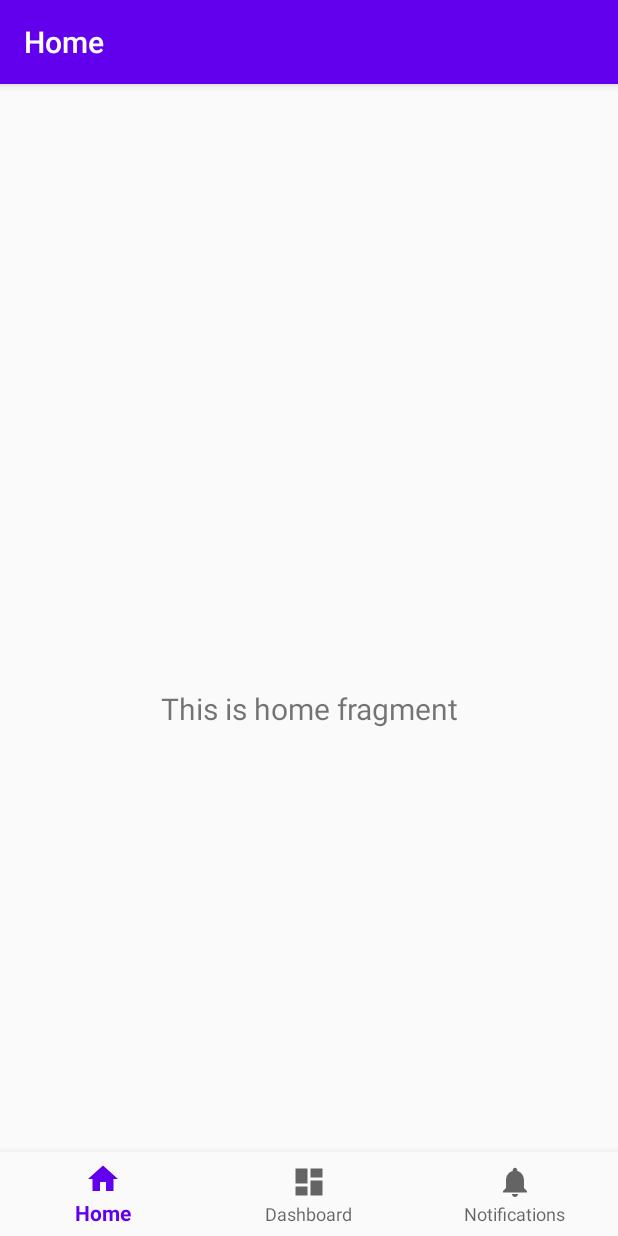
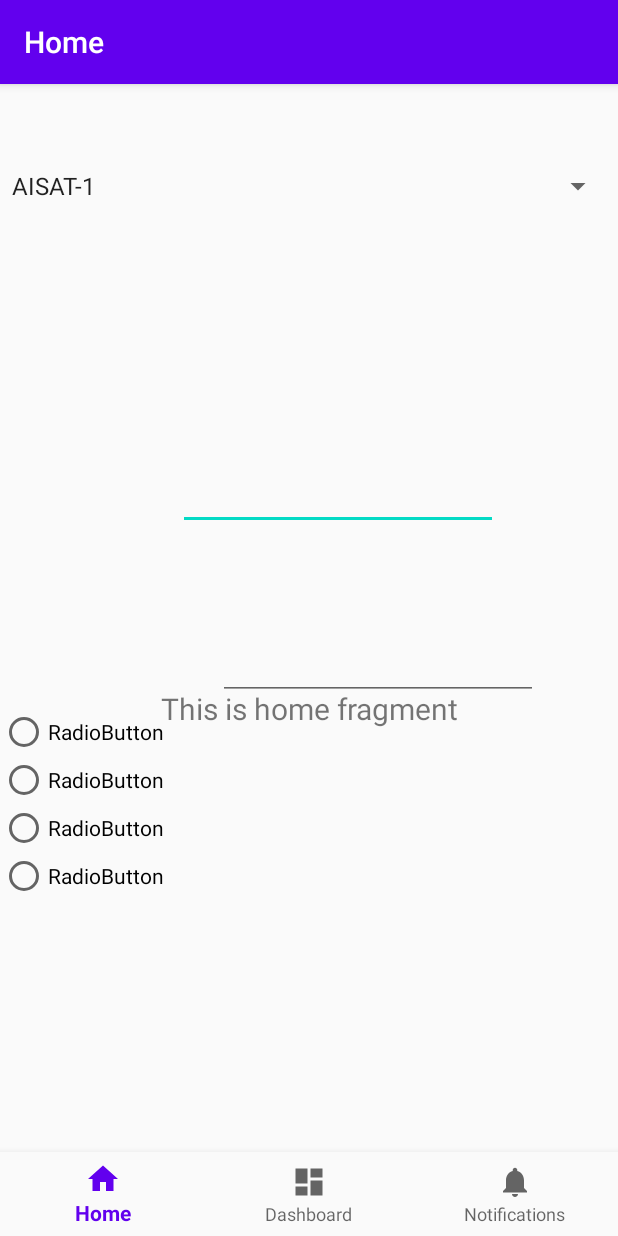
Before and after one commit to penguin359/amsat-status, an Android app: the screen it shows after launch (MainActivity), on a phone screen of 412 x 824 dp. Run offline under Robolectric (Android 15) with nearby library versions, the phone set to English and light mode, and no system bars; our stand-ins replace navigation-ui.

Commit message:
Added initial widgets for home screen status submission

```diff
--- a/app/src/main/java/org/northwinds/amsatstatus/MainActivity.java
+++ b/app/src/main/java/org/northwinds/amsatstatus/MainActivity.java
@@ -1,14 +1,14 @@
 package org.northwinds.amsatstatus;
 
 import android.os.Bundle;
-
-import com.google.android.material.bottomnavigation.BottomNavigationView;
 
 import androidx.appcompat.app.AppCompatActivity;
 import androidx.navigation.NavController;
 import androidx.navigation.Navigation;
 import androidx.navigation.ui.AppBarConfiguration;
 import androidx.navigation.ui.NavigationUI;
+
+import com.google.android.material.bottomnavigation.BottomNavigationView;
 
 public class MainActivity extends AppCompatActivity {
 
--- a/app/src/main/java/org/northwinds/amsatstatus/ui/home/HomeFragment.java
+++ b/app/src/main/java/org/northwinds/amsatstatus/ui/home/HomeFragment.java
@@ -4,7 +4,11 @@ import android.os.Bundle;
 import android.view.LayoutInflater;
 import android.view.View;
 import android.view.ViewGroup;
+import android.widget.ArrayAdapter;
+import android.widget.Spinner;
 import android.widget.TextView;
+import android.widget.ArrayAdapter;
+import android.widget.Spinner;
 
 import androidx.annotation.NonNull;
 import androidx.annotation.Nullable;
@@ -30,6 +34,13 @@ public class HomeFragment extends Fragment {
                 textView.setText(s);
             }
         });
+
+        Spinner spinner = (Spinner) root.findViewById(R.id.spinner);
+        ArrayAdapter<CharSequence> adapter = ArrayAdapter.createFromResource(getActivity(),
+                R.array.satellite_list, android.R.layout.simple_spinner_item);
+        adapter.setDropDownViewResource(android.R.layout.simple_spinner_dropdown_item);
+        spinner.setAdapter(adapter);
+
         return root;
     }
 }
--- a/app/src/main/res/layout/fragment_home.xml
+++ b/app/src/main/res/layout/fragment_home.xml
@@ -19,4 +19,69 @@
         app:layout_constraintEnd_toEndOf="parent"
         app:layout_constraintStart_toStartOf="parent"
         app:layout_constraintTop_toTopOf="parent" />
+
+    <RadioGroup
+        android:id="@+id/radioGroup"
+        android:layout_width="wrap_content"
+        android:layout_height="wrap_content"
+        android:layout_marginTop="336dp"
+        app:layout_constraintStart_toStartOf="parent"
+        app:layout_constraintTop_toBottomOf="@+id/spinner">
+
+        <RadioButton
+            android:id="@+id/radioButton"
+            android:layout_width="wrap_content"
+            android:layout_height="wrap_content"
+            android:text="RadioButton" />
+
+        <RadioButton
+            android:id="@+id/radioButton2"
+            android:layout_width="match_parent"
+            android:layout_height="wrap_content"
+            android:text="RadioButton" />
+
+        <RadioButton
+            android:id="@+id/radioButton3"
+            android:layout_width="match_parent"
+            android:layout_height="wrap_content"
+            android:text="RadioButton" />
+
+        <RadioButton
+            android:id="@+id/radioButton4"
+            android:layout_width="match_parent"
+            android:layout_height="wrap_content"
+            android:text="RadioButton" />
+    </RadioGroup>
+
+    <Spinner
+        android:id="@+id/spinner"
+        android:layout_width="409dp"
+        android:layout_height="wrap_content"
+        app:layout_constraintStart_toStartOf="parent"
+        app:layout_constraintTop_toTopOf="parent" />
+
+    <EditText
+        android:id="@+id/editTextDate"
+        android:layout_width="wrap_content"
+        android:layout_height="wrap_content"
+        android:layout_marginStart="9dp"
+        android:layout_marginLeft="9dp"
+        android:layout_marginTop="172dp"
+        android:ems="10"
+        android:inputType="date"
+        app:layout_constraintStart_toEndOf="@+id/radioGroup"
+        app:layout_constraintTop_toBottomOf="@+id/spinner" />
+
+    <EditText
+        android:id="@+id/editTextTime"
+        android:layout_width="wrap_content"
+        android:layout_height="wrap_content"
+        android:layout_marginStart="36dp"
+        android:layout_marginLeft="36dp"
+        android:layout_marginTop="68dp"
+        android:ems="10"
+        android:inputType="time"
+        app:layout_constraintStart_toEndOf="@+id/radioGroup"
+        app:layout_constraintTop_toBottomOf="@+id/editTextDate" />
+
 </androidx.constraintlayout.widget.ConstraintLayout>
--- a/app/src/main/res/values/strings.xml
+++ b/app/src/main/res/values/strings.xml
@@ -3,4 +3,103 @@
     <string name="title_home">Home</string>
     <string name="title_dashboard">Dashboard</string>
     <string name="title_notifications">Notifications</string>
+
+    <string-array name="satellite_list">
+        <item>AISAT-1</item>
+        <item>AO-16</item>
+        <item>AO-27</item>
+        <item>[A]_AO-7</item>
+        <item>[B]_AO-7</item>
+        <item>AO-73</item>
+        <item>AO-85</item>
+        <item>AO-91</item>
+        <item>AO-92_L/v</item>
+        <item>AO-92_U/v</item>
+        <item>AO-95_L/v</item>
+        <item>AO-95_U/v</item>
+        <item>BHUTAN-1</item>
+        <item>BO-102</item>
+        <item>BY70-2</item>
+        <item>CAS-2T</item>
+        <item>CAS-4A</item>
+        <item>CAS-4B</item>
+        <item>CubeBel-1</item>
+        <item>CUTE-1</item>
+        <item>Delfi-C3</item>
+        <item>DSTAR1</item>
+        <item>DUCHIFAT1</item>
+        <item>DUCHIFAT3</item>
+        <item>EO-79</item>
+        <item>EO-80</item>
+        <item>EO-88</item>
+        <item>ESEO</item>
+        <item>FS-3</item>
+        <item>FloripaSat-1</item>
+        <item>FMN-1</item>
+        <item>FO-29</item>
+        <item>FO-99</item>
+        <item>GO-32</item>
+        <item>HA-1</item>
+        <item>HO-107</item>
+        <item>HO-68</item>
+        <item>IO-26</item>
+        <item>IO-86</item>
+        <item>ISS-FM</item>
+        <item>ISS-DATA</item>
+        <item>ISS-SSTV</item>
+        <item>ISS-DATV</item>
+        <item>JAISAT-1</item>
+        <item>JO-97</item>
+        <item>K2SAT</item>
+        <item>LilacSat-2</item>
+        <item>LO-19</item>
+        <item>LO-87</item>
+        <item>LO-90</item>
+        <item>LO-93</item>
+        <item>LO-94</item>
+        <item>MAYA-1</item>
+        <item>NO-103</item>
+        <item>NO-104[APRS]</item>
+        <item>NO-104[UHF]</item>
+        <item>NO-44</item>
+        <item>NO-45</item>
+        <item>NO-61</item>
+        <item>NO-62</item>
+        <item>NO-83</item>
+        <item>NO-84_Digi</item>
+        <item>NO-84_PSK</item>
+        <item>OUFTI-1</item>
+        <item>PicSat</item>
+        <item>PO-101[APRS]</item>
+        <item>PO-101[FM]</item>
+        <item>QIKCOM-1</item>
+        <item>QO-100_NB</item>
+        <item>QO-100_WB</item>
+        <item>QUAKESAT</item>
+        <item>RS-15</item>
+        <item>RS-20</item>
+        <item>RS-25</item>
+        <item>RS-44</item>
+        <item>SO-33</item>
+        <item>SO-50</item>
+        <item>SPACECUBE</item>
+        <item>Taurus-1</item>
+        <item>TO-108</item>
+        <item>UBAKUSAT</item>
+        <item>UiTMSAT-1</item>
+        <item>UKube-1</item>
+        <item>[B]_UO-11</item>
+        <item>[S]_UO-11</item>
+        <item>UWE-3</item>
+        <item>VO-96</item>
+        <item>X-CUBESAT</item>
+        <item>XI-IV</item>
+        <item>XI-V</item>
+        <item>XW-2A</item>
+        <item>XW-2B</item>
+        <item>XW-2C</item>
+        <item>XW-2D</item>
+        <item>XW-2E</item>
+        <item>XW-2F</item>
+    </string-array>
 </resources>
```
